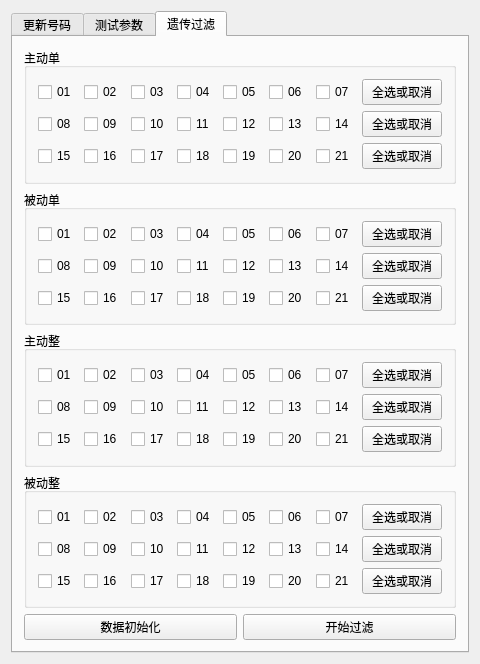
This is mainwindow.ui in samksan/QTCP115 as Qt 5 draws it before an edit. The edited form follows.
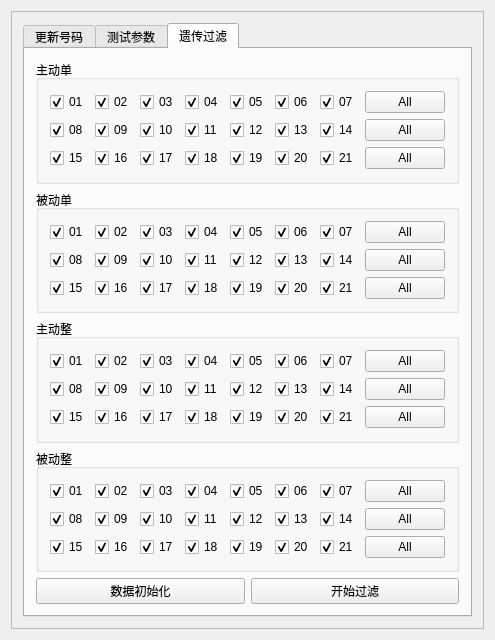
This is the edited form. The open tabs and pages were chosen to show the change.

The edit to the form file:
```diff
--- a/mainwindow.ui
+++ b/mainwindow.ui
@@ -16,6 +16,27 @@
   <widget class="QWidget" name="centralWidget">
    <layout class="QVBoxLayout" name="verticalLayout_3">
     <item>
+     <widget class="QScrollArea" name="scrollArea">
+      <property name="sizePolicy">
+       <sizepolicy hsizetype="Minimum" vsizetype="Expanding">
+        <horstretch>0</horstretch>
+        <verstretch>0</verstretch>
+       </sizepolicy>
+      </property>
+      <property name="widgetResizable">
+       <bool>true</bool>
+      </property>
+      <widget class="QWidget" name="scrollAreaWidgetContents">
+       <property name="geometry">
+        <rect>
+         <x>0</x>
+         <y>0</y>
+         <width>460</width>
+         <height>620</height>
+        </rect>
+       </property>
+       <layout class="QVBoxLayout" name="verticalLayout_9">
+        <item>
      <widget class="QTabWidget" name="tabWidget">
       <property name="currentIndex">
        <number>2</number>
@@ -1777,6 +1798,12 @@
        <layout class="QVBoxLayout" name="verticalLayout_4">
         <item>
          <widget class="QGroupBox" name="groupBox">
+              <property name="sizePolicy">
+               <sizepolicy hsizetype="Minimum" vsizetype="Preferred">
+                <horstretch>0</horstretch>
+                <verstretch>0</verstretch>
+               </sizepolicy>
+              </property>
           <property name="title">
            <string>主动单</string>
           </property>
@@ -1794,6 +1821,9 @@
                <property name="text">
                 <string>01</string>
                </property>
+                   <property name="checked">
+                    <bool>true</bool>
+                   </property>
               </widget>
              </item>
              <item>
@@ -1807,6 +1837,9 @@
                <property name="text">
                 <string>02</string>
                </property>
+                   <property name="checked">
+                    <bool>true</bool>
+                   </property>
               </widget>
              </item>
              <item>
@@ -1814,6 +1847,9 @@
                <property name="text">
                 <string>03</string>
                </property>
+                   <property name="checked">
+                    <bool>true</bool>
+                   </property>
               </widget>
              </item>
              <item>
@@ -1827,6 +1863,9 @@
                <property name="text">
                 <string>04</string>
                </property>
+                   <property name="checked">
+                    <bool>true</bool>
+                   </property>
               </widget>
              </item>
              <item>
@@ -1840,6 +1879,9 @@
                <property name="text">
                 <string>05</string>
                </property>
+                   <property name="checked">
+                    <bool>true</bool>
+                   </property>
               </widget>
              </item>
              <item>
@@ -1853,6 +1895,9 @@
                <property name="text">
                 <string>06</string>
                </property>
+                   <property name="checked">
+                    <bool>true</bool>
+                   </property>
               </widget>
              </item>
              <item>
@@ -1866,12 +1911,15 @@
                <property name="text">
                 <string>07</string>
                </property>
+                   <property name="checked">
+                    <bool>true</bool>
+                   </property>
               </widget>
              </item>
              <item>
               <widget class="QPushButton" name="pushButton_zdd1">
                <property name="text">
-                <string>全选或取消</string>
+                    <string>All</string>
                </property>
               </widget>
              </item>
@@ -1890,6 +1938,9 @@
                <property name="text">
                 <string>08</string>
                </property>
+                   <property name="checked">
+                    <bool>true</bool>
+                   </property>
               </widget>
              </item>
              <item>
@@ -1903,6 +1954,9 @@
                <property name="text">
                 <string>09</string>
                </property>
+                   <property name="checked">
+                    <bool>true</bool>
+                   </property>
               </widget>
              </item>
              <item>
@@ -1910,6 +1964,9 @@
                <property name="text">
                 <string>10</string>
                </property>
+                   <property name="checked">
+                    <bool>true</bool>
+                   </property>
               </widget>
              </item>
              <item>
@@ -1923,6 +1980,9 @@
                <property name="text">
                 <string>11</string>
                </property>
+                   <property name="checked">
+                    <bool>true</bool>
+                   </property>
               </widget>
              </item>
              <item>
@@ -1936,6 +1996,9 @@
                <property name="text">
                 <string>12</string>
                </property>
+                   <property name="checked">
+                    <bool>true</bool>
+                   </property>
               </widget>
              </item>
              <item>
@@ -1949,6 +2012,9 @@
                <property name="text">
                 <string>13</string>
                </property>
+                   <property name="checked">
+                    <bool>true</bool>
+                   </property>
               </widget>
              </item>
              <item>
@@ -1962,12 +2028,15 @@
                <property name="text">
                 <string>14</string>
                </property>
+                   <property name="checked">
+                    <bool>true</bool>
+                   </property>
               </widget>
              </item>
              <item>
               <widget class="QPushButton" name="pushButton_zdd2">
                <property name="text">
-                <string>全选或取消</string>
+                    <string>All</string>
                </property>
               </widget>
              </item>
@@ -1986,6 +2055,9 @@
                <property name="text">
                 <string>15</string>
                </property>
+                   <property name="checked">
+                    <bool>true</bool>
+                   </property>
               </widget>
              </item>
              <item>
@@ -1999,6 +2071,9 @@
                <property name="text">
                 <string>16</string>
                </property>
+                   <property name="checked">
+                    <bool>true</bool>
+                   </property>
               </widget>
              </item>
              <item>
@@ -2006,6 +2081,9 @@
                <property name="text">
                 <string>17</string>
                </property>
+                   <property name="checked">
+                    <bool>true</bool>
+                   </property>
               </widget>
              </item>
              <item>
@@ -2019,6 +2097,9 @@
                <property name="text">
                 <string>18</string>
                </property>
+                   <property name="checked">
+                    <bool>true</bool>
+                   </property>
               </widget>
              </item>
              <item>
@@ -2032,6 +2113,9 @@
                <property name="text">
                 <string>19</string>
                </property>
+                   <property name="checked">
+                    <bool>true</bool>
+                   </property>
               </widget>
              </item>
              <item>
@@ -2045,6 +2129,9 @@
                <property name="text">
                 <string>20</string>
                </property>
+                   <property name="checked">
+                    <bool>true</bool>
+                   </property>
               </widget>
              </item>
              <item>
@@ -2058,12 +2145,15 @@
                <property name="text">
                 <string>21</string>
                </property>
+                   <property name="checked">
+                    <bool>true</bool>
+                   </property>
               </widget>
              </item>
              <item>
               <widget class="QPushButton" name="pushButton_zdd3">
                <property name="text">
-                <string>全选或取消</string>
+                    <string>All</string>
                </property>
               </widget>
              </item>
@@ -2074,6 +2164,12 @@
         </item>
         <item>
          <widget class="QGroupBox" name="groupBox_2">
+              <property name="sizePolicy">
+               <sizepolicy hsizetype="Minimum" vsizetype="Preferred">
+                <horstretch>0</horstretch>
+                <verstretch>0</verstretch>
+               </sizepolicy>
+              </property>
           <property name="title">
            <string>被动单</string>
           </property>
@@ -2091,6 +2187,9 @@
                <property name="text">
                 <string>01</string>
                </property>
+                   <property name="checked">
+                    <bool>true</bool>
+                   </property>
               </widget>
              </item>
              <item>
@@ -2104,6 +2203,9 @@
                <property name="text">
                 <string>02</string>
                </property>
+                   <property name="checked">
+                    <bool>true</bool>
+                   </property>
               </widget>
              </item>
              <item>
@@ -2111,6 +2213,9 @@
                <property name="text">
                 <string>03</string>
                </property>
+                   <property name="checked">
+                    <bool>true</bool>
+                   </property>
               </widget>
              </item>
              <item>
@@ -2124,6 +2229,9 @@
                <property name="text">
                 <string>04</string>
                </property>
+                   <property name="checked">
+                    <bool>true</bool>
+                   </property>
               </widget>
              </item>
              <item>
@@ -2137,6 +2245,9 @@
                <property name="text">
                 <string>05</string>
                </property>
+                   <property name="checked">
+                    <bool>true</bool>
+                   </property>
               </widget>
              </item>
              <item>
@@ -2150,6 +2261,9 @@
                <property name="text">
                 <string>06</string>
                </property>
+                   <property name="checked">
+                    <bool>true</bool>
+                   </property>
               </widget>
              </item>
              <item>
@@ -2163,12 +2277,15 @@
                <property name="text">
                 <string>07</string>
                </property>
+                   <property name="checked">
+                    <bool>true</bool>
+                   </property>
               </widget>
              </item>
              <item>
               <widget class="QPushButton" name="pushButton_bdd1">
                <property name="text">
-                <string>全选或取消</string>
+                    <string>All</string>
                </property>
               </widget>
              </item>
@@ -2187,6 +2304,9 @@
                <property name="text">
                 <string>08</string>
                </property>
+                   <property name="checked">
+                    <bool>true</bool>
+                   </property>
               </widget>
              </item>
              <item>
@@ -2200,6 +2320,9 @@
                <property name="text">
                 <string>09</string>
                </property>
+                   <property name="checked">
+                    <bool>true</bool>
+                   </property>
               </widget>
              </item>
              <item>
@@ -2207,6 +2330,9 @@
                <property name="text">
                 <string>10</string>
                </property>
+                   <property name="checked">
+                    <bool>true</bool>
+                   </property>
               </widget>
              </item>
              <item>
@@ -2220,6 +2346,9 @@
                <property name="text">
                 <string>11</string>
                </property>
+                   <property name="checked">
+                    <bool>true</bool>
+                   </property>
               </widget>
              </item>
              <item>
@@ -2233,6 +2362,9 @@
                <property name="text">
                 <string>12</string>
                </property>
+                   <property name="checked">
+                    <bool>true</bool>
+                   </property>
               </widget>
              </item>
              <item>
@@ -2246,6 +2378,9 @@
                <property name="text">
                 <string>13</string>
                </property>
+                   <property name="checked">
+                    <bool>true</bool>
+                   </property>
               </widget>
              </item>
              <item>
@@ -2259,12 +2394,15 @@
                <property name="text">
                 <string>14</string>
                </property>
+                   <property name="checked">
+                    <bool>true</bool>
+                   </property>
               </widget>
              </item>
              <item>
               <widget class="QPushButton" name="pushButton_bdd2">
                <property name="text">
-                <string>全选或取消</string>
+                    <string>All</string>
                </property>
               </widget>
              </item>
@@ -2283,6 +2421,9 @@
                <property name="text">
                 <string>15</string>
                </property>
+                   <property name="checked">
+                    <bool>true</bool>
+                   </property>
               </widget>
              </item>
              <item>
@@ -2296,6 +2437,9 @@
                <property name="text">
                 <string>16</string>
                </property>
+                   <property name="checked">
+                    <bool>true</bool>
+                   </property>
               </widget>
              </item>
              <item>
@@ -2303,6 +2447,9 @@
                <property name="text">
                 <string>17</string>
                </property>
+                   <property name="checked">
+                    <bool>true</bool>
+                   </property>
               </widget>
              </item>
              <item>
@@ -2316,6 +2463,9 @@
                <property name="text">
                 <string>18</string>
                </property>
+                   <property name="checked">
+                    <bool>true</bool>
+                   </property>
               </widget>
              </item>
              <item>
@@ -2329,6 +2479,9 @@
                <property name="text">
                 <string>19</string>
                </property>
+                   <property name="checked">
+                    <bool>true</bool>
+                   </property>
               </widget>
              </item>
              <item>
@@ -2342,6 +2495,9 @@
                <property name="text">
                 <string>20</string>
                </property>
+                   <property name="checked">
+                    <bool>true</bool>
+                   </property>
               </widget>
              </item>
              <item>
@@ -2355,12 +2511,15 @@
                <property name="text">
                 <string>21</string>
                </property>
+                   <property name="checked">
+                    <bool>true</bool>
+                   </property>
               </widget>
              </item>
              <item>
               <widget class="QPushButton" name="pushButton_bdd3">
                <property name="text">
-                <string>全选或取消</string>
+                    <string>All</string>
                </property>
               </widget>
              </item>
@@ -2371,6 +2530,12 @@
         </item>
         <item>
          <widget class="QGroupBox" name="groupBox_3">
+              <property name="sizePolicy">
+               <sizepolicy hsizetype="Minimum" vsizetype="Preferred">
+                <horstretch>0</horstretch>
+                <verstretch>0</verstretch>
+               </sizepolicy>
+              </property>
           <property name="title">
            <string>主动整</string>
           </property>
@@ -2388,6 +2553,9 @@
                <property name="text">
                 <string>01</string>
                </property>
+                   <property name="checked">
+                    <bool>true</bool>
+                   </property>
               </widget>
              </item>
              <item>
@@ -2401,6 +2569,9 @@
                <property name="text">
                 <string>02</string>
                </property>
+                   <property name="checked">
+                    <bool>true</bool>
+                   </property>
               </widget>
              </item>
              <item>
@@ -2408,6 +2579,9 @@
                <property name="text">
                 <string>03</string>
                </property>
+                   <property name="checked">
+                    <bool>true</bool>
+                   </property>
               </widget>
              </item>
              <item>
@@ -2421,6 +2595,9 @@
                <property name="text">
                 <string>04</string>
                </property>
+                   <property name="checked">
+                    <bool>true</bool>
+                   </property>
               </widget>
              </item>
              <item>
@@ -2434,6 +2611,9 @@
                <property name="text">
                 <string>05</string>
                </property>
+                   <property name="checked">
+                    <bool>true</bool>
+                   </property>
               </widget>
              </item>
              <item>
@@ -2447,6 +2627,9 @@
                <property name="text">
                 <string>06</string>
                </property>
+                   <property name="checked">
+                    <bool>true</bool>
+                   </property>
               </widget>
              </item>
              <item>
@@ -2460,12 +2643,15 @@
                <property name="text">
                 <string>07</string>
                </property>
+                   <property name="checked">
+                    <bool>true</bool>
+                   </property>
               </widget>
              </item>
              <item>
               <widget class="QPushButton" name="pushButton_zdz1">
                <property name="text">
-                <string>全选或取消</string>
+                    <string>All</string>
                </property>
               </widget>
              </item>
@@ -2484,6 +2670,9 @@
                <property name="text">
                 <string>08</string>
                </property>
+                   <property name="checked">
+                    <bool>true</bool>
+                   </property>
               </widget>
              </item>
              <item>
@@ -2497,6 +2686,9 @@
                <property name="text">
                 <string>09</string>
                </property>
+                   <property name="checked">
+                    <bool>true</bool>
+                   </property>
               </widget>
              </item>
              <item>
@@ -2504,6 +2696,9 @@
                <property name="text">
                 <string>10</string>
                </property>
+                   <property name="checked">
+                    <bool>true</bool>
+                   </property>
               </widget>
              </item>
              <item>
@@ -2517,6 +2712,9 @@
                <property name="text">
                 <string>11</string>
                </property>
+                   <property name="checked">
+                    <bool>true</bool>
+                   </property>
               </widget>
              </item>
              <item>
@@ -2530,6 +2728,9 @@
                <property name="text">
                 <string>12</string>
                </property>
+                   <property name="checked">
+                    <bool>true</bool>
+                   </property>
               </widget>
              </item>
              <item>
@@ -2543,6 +2744,9 @@
                <property name="text">
                 <string>13</string>
                </property>
+                   <property name="checked">
+                    <bool>true</bool>
+                   </property>
               </widget>
              </item>
              <item>
@@ -2556,12 +2760,15 @@
                <property name="text">
                 <string>14</string>
                </property>
+                   <property name="checked">
+                    <bool>true</bool>
+                   </property>
               </widget>
              </item>
              <item>
               <widget class="QPushButton" name="pushButton_zdz2">
                <property name="text">
-                <string>全选或取消</string>
+                    <string>All</string>
                </property>
               </widget>
              </item>
@@ -2580,6 +2787,9 @@
                <property name="text">
                 <string>15</string>
                </property>
+                   <property name="checked">
+                    <bool>true</bool>
+                   </property>
               </widget>
              </item>
              <item>
@@ -2593,6 +2803,9 @@
                <property name="text">
                 <string>16</string>
                </property>
+                   <property name="checked">
+                    <bool>true</bool>
+                   </property>
               </widget>
              </item>
              <item>
@@ -2600,6 +2813,9 @@
                <property name="text">
                 <string>17</string>
                </property>
+                   <property name="checked">
+                    <bool>true</bool>
+                   </property>
               </widget>
              </item>
              <item>
@@ -2613,6 +2829,9 @@
                <property name="text">
                 <string>18</string>
                </property>
+                   <property name="checked">
+                    <bool>true</bool>
+                   </property>
               </widget>
              </item>
              <item>
@@ -2626,6 +2845,9 @@
                <property name="text">
                 <string>19</string>
                </property>
+                   <property name="checked">
+                    <bool>true</bool>
+                   </property>
               </widget>
              </item>
              <item>
@@ -2639,6 +2861,9 @@
                <property name="text">
                 <string>20</string>
                </property>
+                   <property name="checked">
+                    <bool>true</bool>
+                   </property>
               </widget>
              </item>
              <item>
@@ -2652,12 +2877,15 @@
                <property name="text">
                 <string>21</string>
                </property>
+                   <property name="checked">
+                    <bool>true</bool>
+                   </property>
               </widget>
              </item>
              <item>
               <widget class="QPushButton" name="pushButton_zdz3">
                <property name="text">
-                <string>全选或取消</string>
+                    <string>All</string>
                </property>
               </widget>
              </item>
@@ -2668,6 +2896,12 @@
         </item>
         <item>
          <widget class="QGroupBox" name="groupBox_4">
+              <property name="sizePolicy">
+               <sizepolicy hsizetype="Minimum" vsizetype="Preferred">
+                <horstretch>0</horstretch>
+                <verstretch>0</verstretch>
+               </sizepolicy>
+              </property>
           <property name="title">
            <string>被动整</string>
           </property>
@@ -2685,6 +2919,9 @@
                <property name="text">
                 <string>01</string>
                </property>
+                   <property name="checked">
+                    <bool>true</bool>
+                   </property>
               </widget>
              </item>
              <item>
@@ -2698,6 +2935,9 @@
                <property name="text">
                 <string>02</string>
                </property>
+                   <property name="checked">
+                    <bool>true</bool>
+                   </property>
               </widget>
              </item>
              <item>
@@ -2705,6 +2945,9 @@
                <property name="text">
                 <string>03</string>
                </property>
+                   <property name="checked">
+                    <bool>true</bool>
+                   </property>
               </widget>
              </item>
              <item>
@@ -2718,6 +2961,9 @@
                <property name="text">
                 <string>04</string>
                </property>
+                   <property name="checked">
+                    <bool>true</bool>
+                   </property>
               </widget>
              </item>
              <item>
@@ -2731,6 +2977,9 @@
                <property name="text">
                 <string>05</string>
                </property>
+                   <property name="checked">
+                    <bool>true</bool>
+                   </property>
               </widget>
              </item>
              <item>
@@ -2744,6 +2993,9 @@
                <property name="text">
                 <string>06</string>
                </property>
+                   <property name="checked">
+                    <bool>true</bool>
+                   </property>
               </widget>
              </item>
              <item>
@@ -2757,12 +3009,15 @@
                <property name="text">
                 <string>07</string>
                </property>
+                   <property name="checked">
+                    <bool>true</bool>
+                   </property>
               </widget>
              </item>
              <item>
               <widget class="QPushButton" name="pushButton_bdz1">
                <property name="text">
-                <string>全选或取消</string>
+                    <string>All</string>
                </property>
               </widget>
              </item>
@@ -2781,6 +3036,9 @@
                <property name="text">
                 <string>08</string>
                </property>
+                   <property name="checked">
+                    <bool>true</bool>
+                   </property>
               </widget>
              </item>
              <item>
@@ -2794,6 +3052,9 @@
                <property name="text">
                 <string>09</string>
                </property>
+                   <property name="checked">
+                    <bool>true</bool>
+                   </property>
               </widget>
              </item>
              <item>
@@ -2801,6 +3062,9 @@
                <property name="text">
                 <string>10</string>
                </property>
+                   <property name="checked">
+                    <bool>true</bool>
+                   </property>
               </widget>
              </item>
              <item>
@@ -2814,6 +3078,9 @@
                <property name="text">
                 <string>11</string>
                </property>
+                   <property name="checked">
+                    <bool>true</bool>
+                   </property>
               </widget>
              </item>
              <item>
@@ -2827,6 +3094,9 @@
                <property name="text">
                 <string>12</string>
                </property>
+                   <property name="checked">
+                    <bool>true</bool>
+                   </property>
               </widget>
              </item>
              <item>
@@ -2840,6 +3110,9 @@
                <property name="text">
                 <string>13</string>
                </property>
+                   <property name="checked">
+                    <bool>true</bool>
+                   </property>
               </widget>
              </item>
              <item>
@@ -2853,12 +3126,15 @@
                <property name="text">
                 <string>14</string>
                </property>
+                   <property name="checked">
+                    <bool>true</bool>
+                   </property>
               </widget>
              </item>
              <item>
               <widget class="QPushButton" name="pushButton_bdz2">
                <property name="text">
-                <string>全选或取消</string>
+                    <string>All</string>
                </property>
               </widget>
              </item>
@@ -2877,6 +3153,9 @@
                <property name="text">
                 <string>15</string>
                </property>
+                   <property name="checked">
+                    <bool>true</bool>
+                   </property>
               </widget>
              </item>
              <item>
@@ -2890,6 +3169,9 @@
                <property name="text">
                 <string>16</string>
                </property>
+                   <property name="checked">
+                    <bool>true</bool>
+                   </property>
               </widget>
              </item>
              <item>
@@ -2897,6 +3179,9 @@
                <property name="text">
                 <string>17</string>
                </property>
+                   <property name="checked">
+                    <bool>true</bool>
+                   </property>
               </widget>
              </item>
              <item>
@@ -2910,6 +3195,9 @@
                <property name="text">
                 <string>18</string>
                </property>
+                   <property name="checked">
+                    <bool>true</bool>
+                   </property>
               </widget>
              </item>
              <item>
@@ -2923,6 +3211,9 @@
                <property name="text">
                 <string>19</string>
                </property>
+                   <property name="checked">
+                    <bool>true</bool>
+                   </property>
               </widget>
              </item>
              <item>
@@ -2936,6 +3227,9 @@
                <property name="text">
                 <string>20</string>
                </property>
+                   <property name="checked">
+                    <bool>true</bool>
+                   </property>
               </widget>
              </item>
              <item>
@@ -2949,12 +3243,15 @@
                <property name="text">
                 <string>21</string>
                </property>
+                   <property name="checked">
+                    <bool>true</bool>
+                   </property>
               </widget>
              </item>
              <item>
               <widget class="QPushButton" name="pushButton_bdz3">
                <property name="text">
-                <string>全选或取消</string>
+                    <string>All</string>
                </property>
               </widget>
              </item>
@@ -2992,6 +3289,10 @@
            </widget>
           </item>
          </layout>
+            </item>
+           </layout>
+          </widget>
+         </widget>
         </item>
        </layout>
       </widget>
```
Left out of the diff: 32 changed lines with no effect on the pictures. Lines whose indentation alone changed are shown as unchanged.
